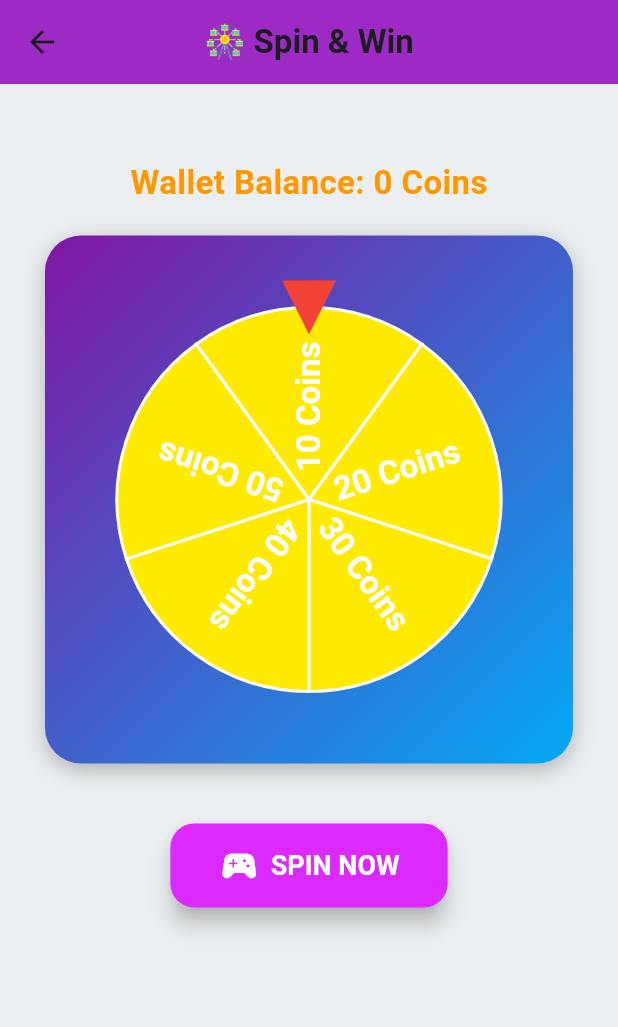
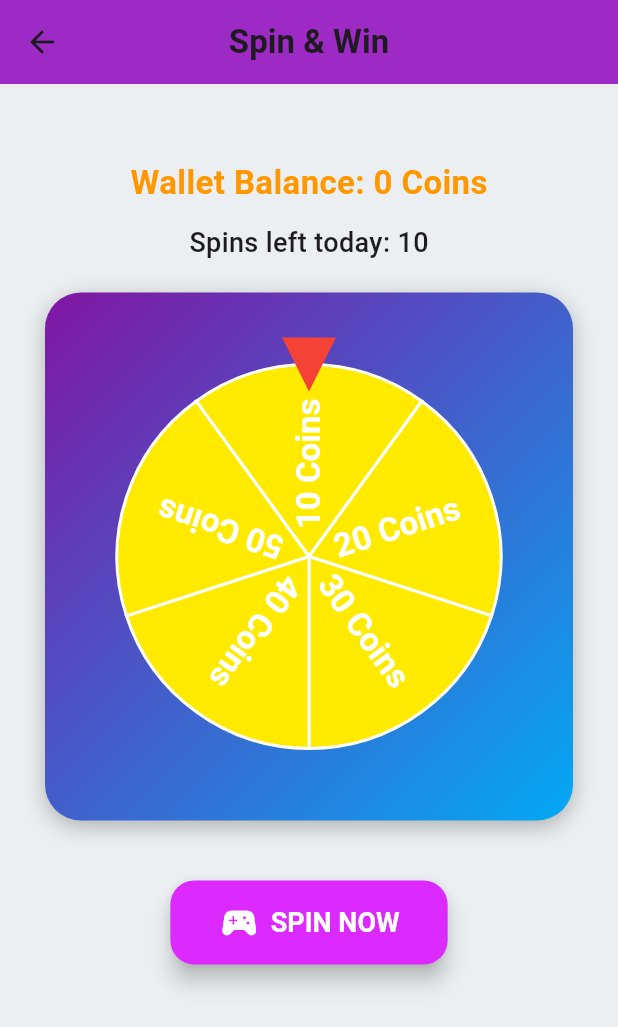
Before and after one commit to Monoartiam99/EarnApp, a Flutter app: the SpinWheelScreen screen opened directly, after a tap on "SPIN NOW", on a phone screen of 412 x 824 dp. Shown: the top 1027 px of the screen. Run offline on Flutter 3.47's test engine with Material 3 defaults, Android fonts, the phone set to English and light mode, and no system bars; drawn by our look-alikes of flutter_fortune_wheel; our stand-ins replace cloud_firestore, firebase_auth, firebase_core, font_awesome_flutter, google_mobile_ads, shared_preferences; missing offline and left inert: scratcher; accounts and stored records are empty.

Commit message:
ADS ADDED

```diff
--- a/lib/spin_wheel_screen.dart
+++ b/lib/spin_wheel_screen.dart
@@ -17,49 +17,65 @@ class _SpinWheelScreenState extends State<SpinWheelScreen> {
   final List<int> coinOptions = [10, 20, 30, 40, 50];
   final StreamController<int> _controller = StreamController<int>();
   int userCoins = 0;
+  int spinCount = 0;
+  String? lastSpinDate;
+  final int maxSpinsPerDay = 10;
   int? _reward;
   int? _selectedIndex;
   bool _isSpinning = false;
 
   RewardedAd? _rewardedAd;
-  bool _isAdLoaded = false;
+  bool _isRewardedAdLoaded = false;
 
   @override
   void initState() {
     super.initState();
     MobileAds.instance.initialize();
-    _fetchUserCoins();
+    _fetchUserData();
     _loadRewardedAd();
   }
 
   void _loadRewardedAd() {
     RewardedAd.load(
-      adUnitId:
-          'ca-app-pub-3940256099942544/5224354917', // Official Google test ad unit
+      adUnitId: 'ca-app-pub-8587580291187103/1028528058',
       request: const AdRequest(),
       rewardedAdLoadCallback: RewardedAdLoadCallback(
-        onAdLoaded: (ad) {
+        onAdLoaded: (RewardedAd ad) {
           _rewardedAd = ad;
-          _isAdLoaded = true;
+          _isRewardedAdLoaded = true;
+
+          _rewardedAd!.fullScreenContentCallback = FullScreenContentCallback(
+            onAdDismissedFullScreenContent: (ad) {
+              ad.dispose();
+              _isRewardedAdLoaded = false;
+              _loadRewardedAd();
+            },
+            onAdFailedToShowFullScreenContent: (ad, error) {
+              ad.dispose();
+              _isRewardedAdLoaded = false;
+              _loadRewardedAd();
+            },
+          );
         },
         onAdFailedToLoad: (error) {
-          _isAdLoaded = false;
+          _isRewardedAdLoaded = false;
         },
       ),
     );
   }
 
-  void _fetchUserCoins() {
+  void _fetchUserData() {
     final user = FirebaseAuth.instance.currentUser;
     if (user != null) {
-      FirebaseFirestore.instance
-          .collection('users')
-          .doc(user.uid)
-          .snapshots()
-          .listen((doc) {
+      FirebaseFirestore.instance.collection('users').doc(user.uid).snapshots().listen((doc) {
         if (doc.exists) {
+          final today = DateTime.now();
+          final todayStr = "${today.year}-${today.month}-${today.day}";
+          final savedDate = doc['lastSpinDate'] ?? "";
           setState(() {
             userCoins = doc['coins'] ?? 0;
+            spinCount = (savedDate == todayStr) ? (doc['spinCount'] ?? 0) : 0;
+            lastSpinDate = todayStr;
           });
         }
       });
@@ -69,21 +85,49 @@ class _SpinWheelScreenState extends State<SpinWheelScreen> {
   Future<void> _updateUserCoins() async {
     final user = FirebaseAuth.instance.currentUser;
     if (user != null && _reward != null) {
-      final userDoc = FirebaseFirestore.instance
-          .collection('users')
-          .doc(user.uid);
-      await userDoc.update({'coins': FieldValue.increment(_reward!)});
+      final docRef = FirebaseFirestore.instance.collection('users').doc(user.uid);
+      final today = DateTime.now();
+      final todayStr = "${today.year}-${today.month}-${today.day}";
+      await docRef.update({
+        'coins': FieldValue.increment(_reward!),
+        'spinCount': FieldValue.increment(1),
+        'lastSpinDate': todayStr,
+      });
     }
   }
 
   void _spinWheel() {
     if (_isSpinning) return;
+    if (spinCount >= maxSpinsPerDay) {
+      ScaffoldMessenger.of(context).showSnackBar(
+        const SnackBar(content: Text("You have reached your daily spin limit!")),
+      );
+      return;
+    }
+
     final index = Random().nextInt(coinOptions.length);
     _selectedIndex = index;
     _controller.add(index);
     setState(() {
       _isSpinning = true;
+      _reward = null;
     });
+  }
+
+  void _showRewardedAd() {
+    if (_isRewardedAdLoaded && _rewardedAd != null) {
+      _rewardedAd!.show(
+        onUserEarnedReward: (AdWithoutView ad, RewardItem rewardItem) async {
+          await _updateUserCoins();
+        },
+      );
+      _rewardedAd = null;
+      _isRewardedAdLoaded = false;
+    } else {
+      ScaffoldMessenger.of(context).showSnackBar(
+        const SnackBar(content: Text("Ad not loaded yet. Please try again.")),
+      );
+    }
   }
 
   @override
@@ -99,10 +143,7 @@ class _SpinWheelScreenState extends State<SpinWheelScreen> {
       backgroundColor: Colors.blueGrey.shade50,
       appBar: AppBar(
         backgroundColor: const Color.fromARGB(255, 157, 42, 196),
-        title: const Text(
-          "🎡 Spin & Win",
-          style: TextStyle(fontWeight: FontWeight.bold, fontSize: 22),
-        ),
+        title: const Text("Spin & Win", style: TextStyle(fontWeight: FontWeight.bold, fontSize: 22)),
         centerTitle: true,
       ),
       body: SafeArea(
@@ -113,7 +154,11 @@ class _SpinWheelScreenState extends State<SpinWheelScreen> {
               child: Column(
                 mainAxisSize: MainAxisSize.min,
                 children: [
-                  _buildWalletBalance(),
+                  Text("Wallet Balance: $userCoins Coins",
+                      style: const TextStyle(fontSize: 22, fontWeight: FontWeight.bold, color: Colors.orange)),
+                  const SizedBox(height: 12),
+                  Text("Spins left today: ${maxSpinsPerDay - spinCount}",
+                      style: const TextStyle(fontSize: 18, fontWeight: FontWeight.w500)),
                   const SizedBox(height: 20),
                   _buildWheelContainer(),
                   const SizedBox(height: 40),
@@ -129,17 +174,6 @@ class _SpinWheelScreenState extends State<SpinWheelScreen> {
     );
   }
 
-  Widget _buildWalletBalance() {
-    return Text(
-      "Wallet Balance: $userCoins Coins",
-      style: const TextStyle(
-        fontSize: 22,
-        fontWeight: FontWeight.bold,
-        color: Colors.orange,
-      ),
-    );
-  }
-
   Widget _buildWheelContainer() {
     return Container(
       decoration: BoxDecoration(
@@ -149,13 +183,7 @@ class _SpinWheelScreenState extends State<SpinWheelScreen> {
           end: Alignment.bottomRight,
         ),
         borderRadius: BorderRadius.circular(24),
-        boxShadow: const [
-          BoxShadow(
-            color: Colors.black26,
-            blurRadius: 12,
-            offset: Offset(0, 4),
-          ),
-        ],
+        boxShadow: const [BoxShadow(color: Colors.black26, blurRadius: 12, offset: Offset(0, 4))],
       ),
       padding: const EdgeInsets.all(16),
       child: SizedBox(
@@ -164,48 +192,26 @@ class _SpinWheelScreenState extends State<SpinWheelScreen> {
         child: FortuneWheel(
           selected: _controller.stream,
           animateFirst: false,
-          items:
-              coinOptions
-                  .map(
-                    (value) => FortuneItem(
+          items: coinOptions.map((value) {
+            return FortuneItem(
               child: Text(
                 "$value Coins",
-                        style: const TextStyle(
-                          fontSize: 22,
-                          fontWeight: FontWeight.bold,
-                        ),
+                style: const TextStyle(fontSize: 22, fontWeight: FontWeight.bold),
               ),
               style: FortuneItemStyle(
-                        color:
-                            Colors
-                                .accents[Random().nextInt(
-                                  Colors.accents.length,
-                                )]
-                                .shade400,
+                color: Colors.accents[Random().nextInt(Colors.accents.length)].shade400,
                 borderColor: Colors.white,
                 borderWidth: 2,
               ),
-                    ),
-                  )
-                  .toList(),
+            );
+          }).toList(),
           onAnimationEnd: () {
             if (_selectedIndex != null) {
               setState(() {
                 _reward = coinOptions[_selectedIndex!];
                 _isSpinning = false;
               });
-              _updateUserCoins();
-
-              if (_isAdLoaded && _rewardedAd != null) {
-                _rewardedAd!.show(
-                  onUserEarnedReward: (AdWithoutView ad, RewardItem reward) {
-                    // Optionally grant bonus coins here
-                  },
-                );
-                _rewardedAd = null;
-                _isAdLoaded = false;
-                _loadRewardedAd();
-              }
+              _showRewardedAd(); // show ad after wheel animation
             }
           },
           indicators: const [
```
Lines whose indentation alone changed are shown as unchanged.
